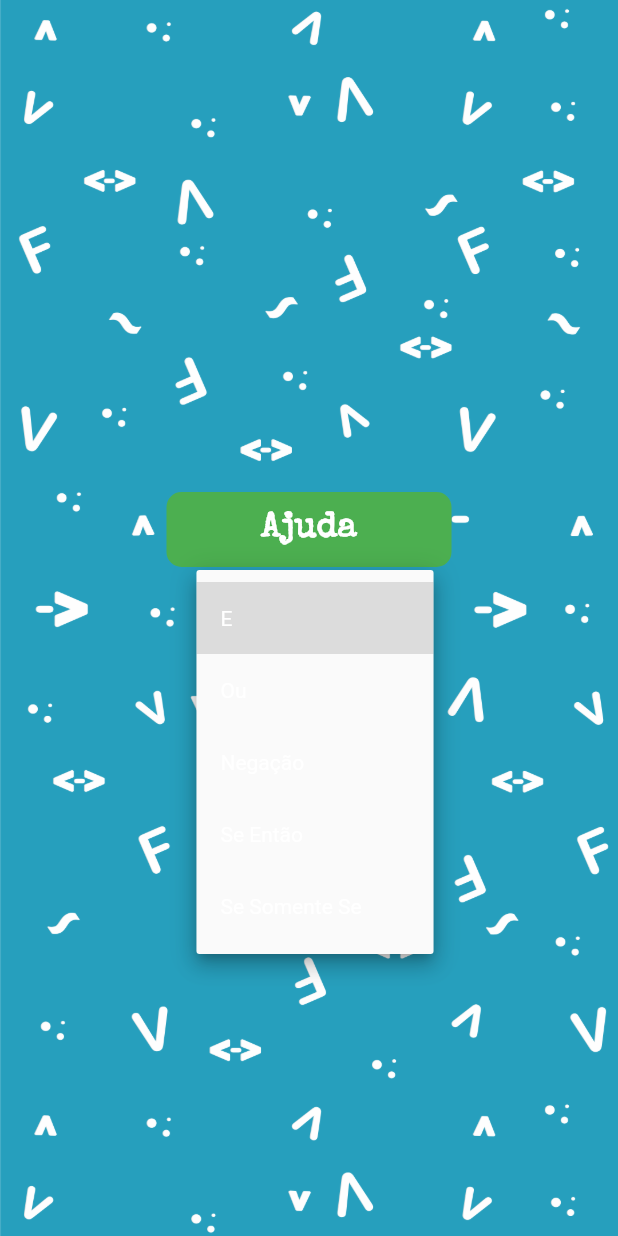
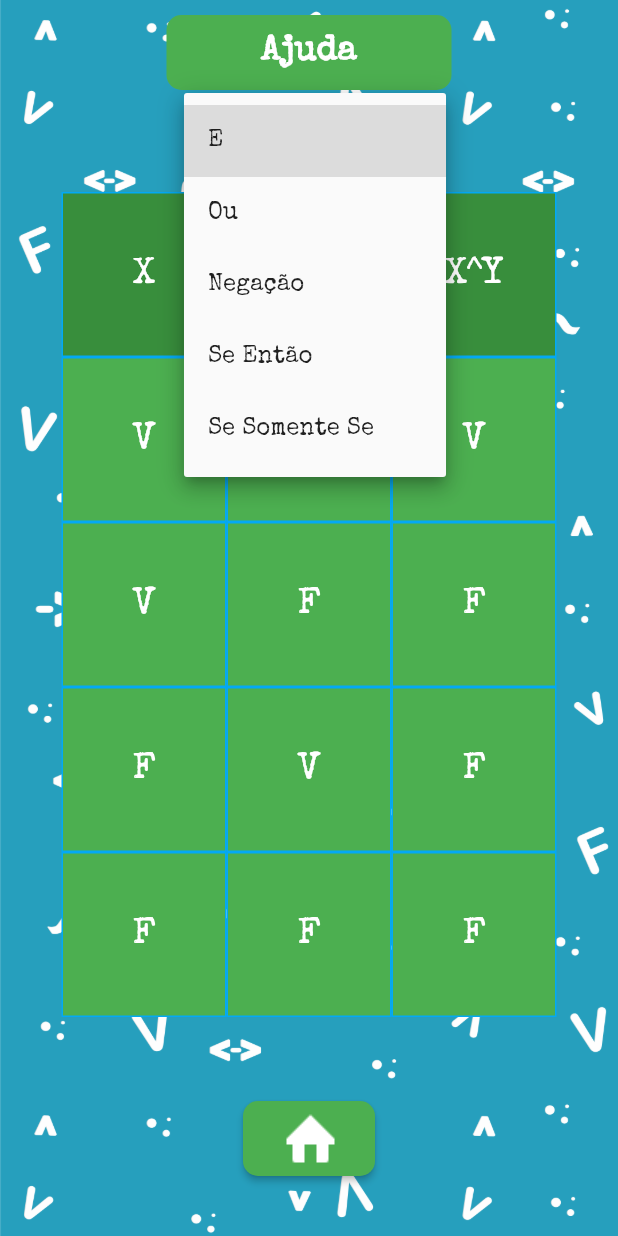
Before and after one commit to MaelSantos/Bimo-Is-True, a Flutter app: the Ajuda screen opened directly with empty values, after a tap on an icon or button, on a phone screen of 412 x 824 dp. Run offline on Flutter 3.47's test engine with Material 2 defaults, Android fonts, the phone set to English and light mode, and no system bars; our stand-ins replace sqflite; missing offline and left inert: flame, tiled; accounts and stored records are empty.

Commit message:
Correções

```diff
--- a/Table Block True/lib/main.dart
+++ b/Table Block True/lib/main.dart
@@ -50,18 +50,10 @@ class MyApp extends StatelessWidget {
                 valueIndicatorTextStyle:
                     TextStyle(color: Colors.green, fontFamily: "Special")),
             fontFamily: "Special", //define a fonte familia do texto
-            // brightness: Brightness.dark,
-            textSelectionColor: Colors.black,
-            unselectedWidgetColor: Colors.green,
-            hintColor: Colors.green,
-            accentColor: Colors.green,
             textTheme: TextTheme(
               //define a cor padrão dos textos
               body1: TextStyle(color: Colors.white, fontSize: 19),
               body2: TextStyle(color: Colors.white, fontSize: 19),
-              subhead: TextStyle(
-                color: Colors.white,
-              ),
             )),
         home: Entrada(),
         routes: {
--- a/Table Block True/lib/model/proposicao.dart
+++ b/Table Block True/lib/model/proposicao.dart
@@ -49,31 +49,32 @@ class Proposicao extends SpriteComponent {
 
   @override
   void update(double t) {
-    // print("Fase Jogar: ${FaseUtil.faseJogar}");
-    // print("Fase Atual: ${FaseUtil.faseAtual}");
-    // print("Fase Final: ${FaseUtil.faseFinal}");
-
     preposicoes.forEach((f) {
       if (ponto.overlaps(f.ponto)) {
         preposicoes.remove(f);
+        game.alien.escolhida = null;
         bool valor = calcularProposicao(f.tipo, _valores);
         print("AMADA???????${!FaseUtil.faseFinal}");
 
         if (_valores.length == 1) {
           if (_valores[0] == resultado) {
             _paint.color = Colors.green;
-            // FaseUtil.setFaseAtual(1);
-            // FaseUtil.faseJogar += 1;
 
-            // game.isGame = false;
-            if (!FaseUtil.faseFinal) {
-              // game.menu.transicao(Tela.proxima_fase);
-            } else {
-              // game.menu.transicao(Tela.gameoverSucesso);
-            }
+            Future.delayed(Duration(seconds: 1), () {
+              game.isGame = false;
+              if (!FaseUtil.faseFinal) {
+                FaseUtil.faseJogar += 1;
+                FaseUtil.setFaseAtual(1);
+                game.menu.transicao(Tela.proxima_fase);
+              } else {
+                game.menu.transicao(Tela.gameoverSucesso);
+              }
+            });
           } else {
             _paint.color = Colors.red;
-            // game.menu.transicao(Tela.gameoverFalha);
+            Future.delayed(Duration(seconds: 1), () {
+              game.menu.transicao(Tela.gameoverFalha);
+            });
           }
         }
         return;
--- a/Table Block True/lib/util/faseUtil.dart
+++ b/Table Block True/lib/util/faseUtil.dart
@@ -21,7 +21,7 @@ class FaseUtil {
   }
 
   static bool fim() {
-    if (faseJogar == _faseMaxima && _atual == _faseMaxima)
+    if (faseJogar >= _faseMaxima && _atual >= _faseMaxima)
       return true;
     else
       return false;
--- a/Table Block True/lib/util/valorUtil.dart
+++ b/Table Block True/lib/util/valorUtil.dart
@@ -122,5 +122,9 @@ bool somente(List<bool> valores) {
 void _atualizarValores(List<bool> valores, bool valor) {
   valores.removeAt(0);
   valores.removeAt(0);
-  valores.insert(0, valor);
+
+  if (valores.length % 2 == 0)
+    valores.add(valor);
+  else
+    valores.insert(0, valor);
 }
--- a/Table Block True/lib/view/ajuda.dart
+++ b/Table Block True/lib/view/ajuda.dart
@@ -18,11 +18,41 @@ class AjudaState extends State<Ajuda> {
 
   AjudaState(this.menu);
 
-  TipoPreposicao bandeira = TipoPreposicao.e;
+  List tabela;
+  TipoPreposicao tipoPreposicao = TipoPreposicao.e;
+  List e = ["X","Y","X^Y",
+            "V","V","V",
+            "V","F","F",
+            "F","V","F",
+            "F","F","F"];
+
+  List ou = ["X","Y","XvY",
+             "V","V","V",
+             "V","F","V",
+             "F","V","V",
+             "F","F","F"];
+
+  List nao = ["X","X~","-",
+              "V","F","-",
+              "V","V", "-",];
+
+  List se = ["X","Y","X->Y",
+             "V","V","V",
+             "V","F","F",
+             "F","V","V",
+             "F","F","V"];
+
+  List somente = ["X","Y","X<->Y",
+                  "V","V","V",
+                  "V","F","F",
+                  "F","V","F",
+                  "F","F","V"];
 
   void mudarSelecao(TipoPreposicao selecionado) {
     setState(() {
-      bandeira = selecionado;
+      tipoPreposicao = selecionado;
+      tabela = escolher();
+      print(tabela);
     });
   }
 
@@ -52,11 +82,10 @@ class AjudaState extends State<Ajuda> {
             ),
           ],
           onChanged: mudarSelecao,
-          value: bandeira,
+          value: tipoPreposicao,
           iconEnabledColor: Colors.white,
           iconDisabledColor: Colors.white,
-          style: TextStyle(
-              color: Colors.white),
+          // style: TextStyle(color: Colors.white),
         );
 
     return Scaffold(
@@ -67,7 +96,6 @@ class AjudaState extends State<Ajuda> {
           image: DecorationImage(
         image: AssetImage("assets/back.png"),
         alignment: Alignment.center,
-        // fit: BoxFit.fitWidth,
         repeat: ImageRepeat.repeat,
       )),
       child: Center(
@@ -97,13 +125,59 @@ class AjudaState extends State<Ajuda> {
             ),
             child: _down(),
           ),
+          gerarTabelaVerdade(),
           RoundButton(
               onPressed: () {
                 menu.transicao(Tela.principal);
               },
               sourceImage: "assets/images/icons/home.png"),
+              SizedBox(height: 30,)
         ],
       )),
     ));
   }
+
+  List escolher() {
+    if (tipoPreposicao == TipoPreposicao.e) return e;
+    if (tipoPreposicao == TipoPreposicao.ou) return ou;
+    if (tipoPreposicao == TipoPreposicao.nao) return nao;
+    if (tipoPreposicao == TipoPreposicao.se_entao) return se;
+    if (tipoPreposicao == TipoPreposicao.se_somente_se) return somente;
+  }
+
+  Color gerarCor(int index) {
+    Color cor;
+    if (index < 3)
+      cor = Colors.green[700];
+    else
+    // if(index != 5 && index != 8 && index != 11 && index != 14)
+      cor = Colors.green;
+    // else
+    //   cor = Colors.green[700];
+    return cor;
+  }
+
+  Widget gerarTabelaVerdade() {
+    tabela = escolher();
+
+    return Expanded(
+        child: SizedBox(
+            height: 100.0,
+            width: 350,
+            child: GridView.count(
+                crossAxisCount: 3,
+                padding: EdgeInsets.all(10),
+                children: List.generate(tabela.length, (index) {
+                  return Container(
+                      alignment: Alignment.center,
+                      decoration: BoxDecoration(
+                        color: gerarCor(index),
+                        border: Border.all(color: Colors.lightBlue, width: 1),
+                      ),
+                      child: Text(
+                        "${tabela[index]}",
+                        style: TextStyle(fontSize: 25),
+                      ));
+                }))));
+  }
 }
--- a/Table Block True/lib/view/fase.dart
+++ b/Table Block True/lib/view/fase.dart
@@ -42,10 +42,10 @@ class Fase extends StatelessWidget {
                   children: [
                     FlatButton(
                         onPressed: () {
-                          // if(FaseUtil.faseAtual > index){
+                          if(FaseUtil.faseAtual > index){
                             menu.transicao(Tela.jogo);
                             FaseUtil.faseJogar = index+1;
-                          // }
+                          }
                         },
                         child: Image.asset(
                           imageFase(index),
```
Also changed, not shown: 3 other files.
